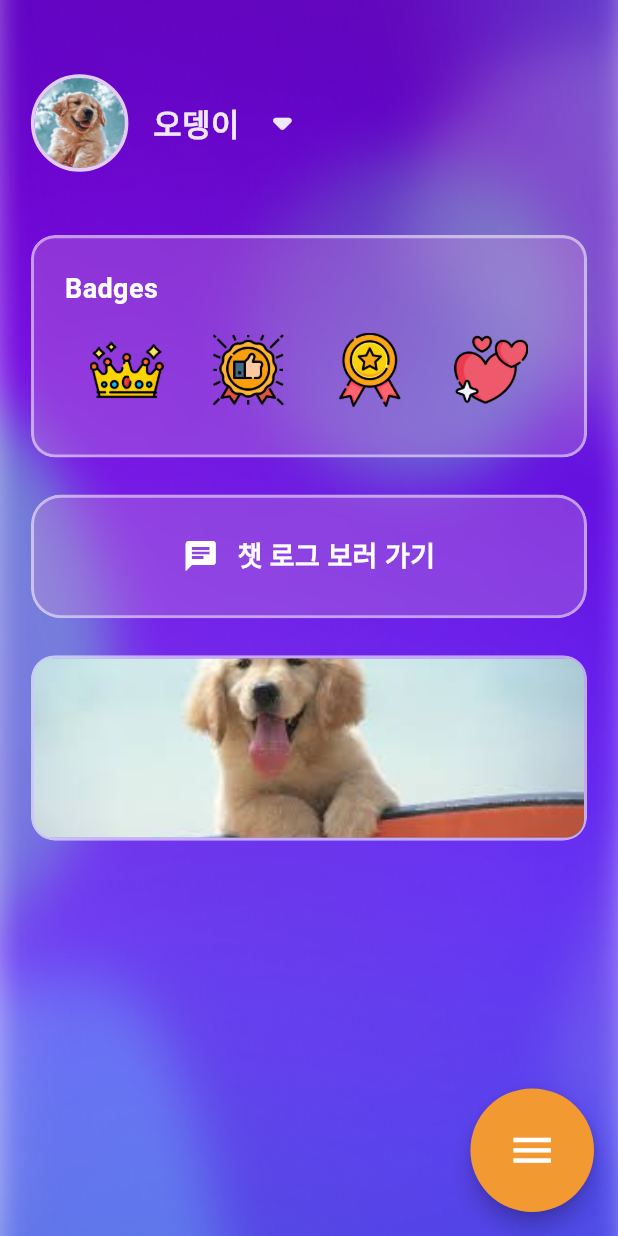
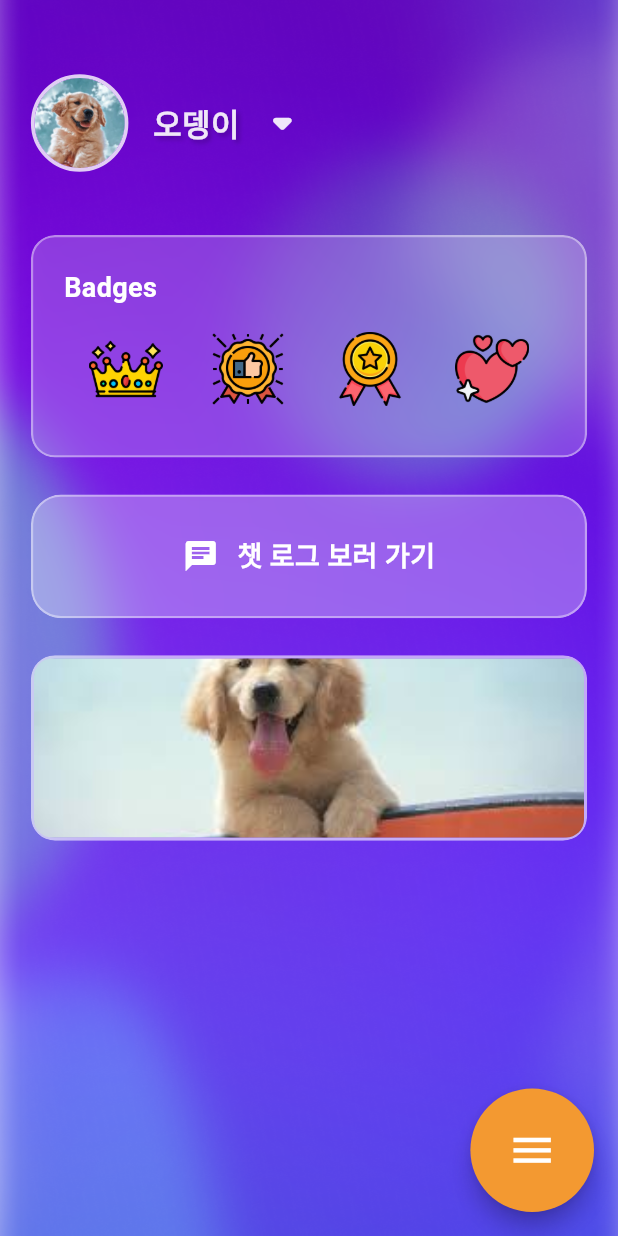
Before and after one commit to ChaenyH/SKT-FlyAI, a Flutter app: the HomeScreen screen opened by its route, scrolled down 576 dp, on a phone screen of 412 x 824 dp. Run offline on Flutter 3.47's test engine with Material 3 defaults, Android fonts, the phone set to English and light mode, and no system bars; our stand-ins replace camera, image_picker, rive.

Commit message:
Design: Modify FontStyle in HomeScreen

```diff
--- a/gr_local/poopy/lib/views/widgets/dog_profile_widget.dart
+++ b/gr_local/poopy/lib/views/widgets/dog_profile_widget.dart
@@ -31,6 +31,13 @@ class DogProfileWidget extends StatelessWidget {
             fontSize: contextWidth * 0.5,
             fontWeight: FontWeight.bold,
             color: Colors.white.withOpacity(0.9),
+            shadows: [
+              Shadow(
+                offset: Offset(2.0, 2.0),
+                blurRadius: 4.0,
+                color: Colors.black.withOpacity(0.25),
+              ),
+            ],
           ),
         ),
         IconButton(
--- a/gr_local/poopy/lib/views/widgets/home_widgets_2.dart
+++ b/gr_local/poopy/lib/views/widgets/home_widgets_2.dart
@@ -17,11 +17,11 @@ class BadgesWidget extends StatelessWidget {
           width: double.infinity,
           height: contextHeight * 1.8,
           decoration: BoxDecoration(
-            color: Color(0xFFCE94D8).withOpacity(0.3),
+            color: Colors.white.withOpacity(0.2),
             borderRadius: BorderRadius.circular(16.0),
             border: Border.all(
-              color: Colors.white.withOpacity(0.5),
-              width: contextWidth * 0.05,
+              color: Colors.white.withOpacity(0.4),
+              width: 1.5,
             ),
           ),
           child: Column(
@@ -106,11 +106,11 @@ class ChatLogWidget extends StatelessWidget {
             width: double.infinity,
             height: contextHeight * 1,
             decoration: BoxDecoration(
-              color: Colors.purple[200]?.withOpacity(0.3),
+              color: Colors.white.withOpacity(0.3),
               borderRadius: BorderRadius.circular(20.0),
               border: Border.all(
-                color: Colors.white.withOpacity(0.5),
-                width: contextWidth * 0.05,
+                color: Colors.white.withOpacity(0.4),
+                width: 1.5,
               ),
             ),
             child: Center(
```
Also changed, not shown: gr_local/poopy/lib/views/widgets/home_widgets_1.dart (+15 -1 lines).
